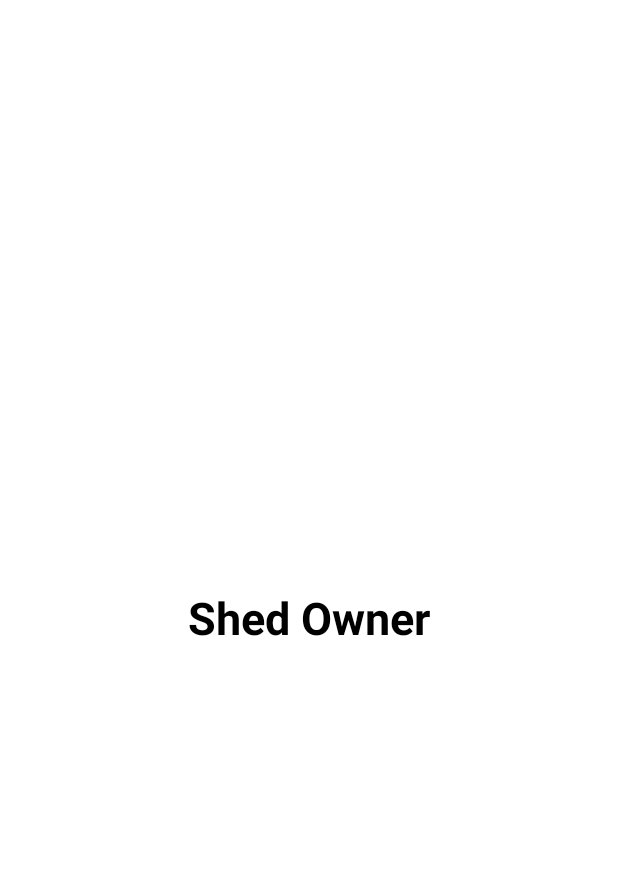
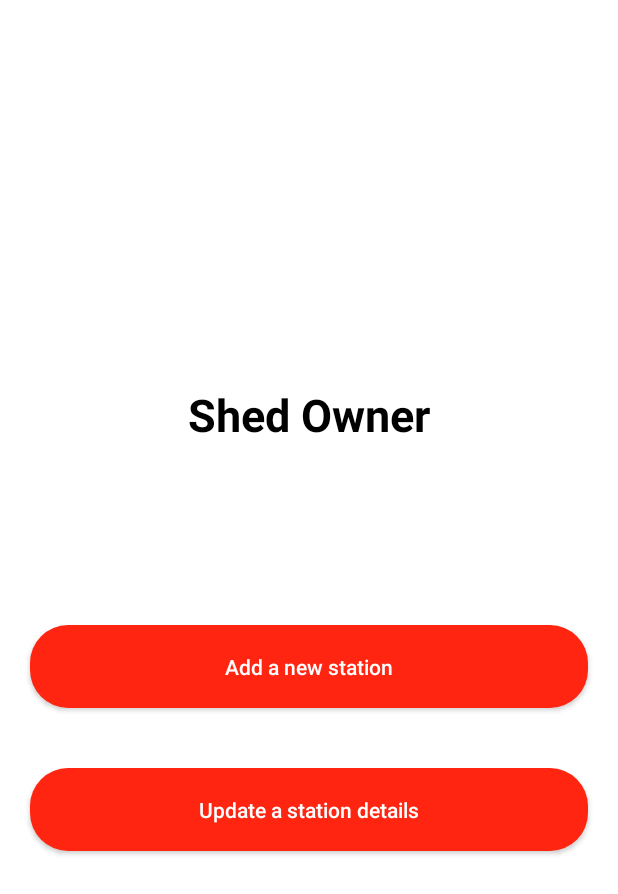
Before and after one commit to Agasthi98/StationAppFrontend, an Android app: the ShedOwnerActivity screen opened directly, with no data from a screen before it, on a phone screen of 412 x 824 dp. Shown: the top 894 px of the screen. Run offline under Robolectric (Android 15) with nearby library versions, the phone set to English and light mode, and no system bars.

Commit message:
add station and update station created

```diff
--- a/app/src/main/java/com/example/fuelapp/Database/DBHandler.java
+++ b/app/src/main/java/com/example/fuelapp/Database/DBHandler.java
@@ -84,7 +84,7 @@ public class DBHandler extends SQLiteOpenHelper {
     //Shed owner login
     public Boolean checkusernamepassword2(String username, String password){
         SQLiteDatabase db = this.getWritableDatabase();
-        Cursor cursor = db.rawQuery("select * from userInfo where username = ? and password = ? and role = 'Shed Owner'", new String[] {username,password});
+        Cursor cursor = db.rawQuery("select * from userInfo where username = ? and password = ? and role = 'ShedOwner'", new String[] {username,password});
         if(cursor.getCount() > 0){
             return true;
         }else
--- a/app/src/main/java/com/example/fuelapp/GetStarted.java
+++ b/app/src/main/java/com/example/fuelapp/GetStarted.java
@@ -21,7 +21,7 @@ public class GetStarted extends AppCompatActivity {
          getStart.setOnClickListener(new View.OnClickListener() {
              @Override
              public void onClick(View view) {
-                 Intent intent = new Intent(getApplicationContext(), LoginActivity.class);
+                 Intent intent = new Intent(getApplicationContext(), SignupActivity.class);
                  startActivity(intent);
              }
          });
--- a/app/src/main/java/com/example/fuelapp/LoginActivity.java
+++ b/app/src/main/java/com/example/fuelapp/LoginActivity.java
@@ -29,6 +29,7 @@ public class LoginActivity extends AppCompatActivity {
         password = (EditText) findViewById(R.id.txtPasswordLogin);
         signIn = (Button) findViewById(R.id.btnSignIn);
         myDB = new DBHandler(this);
+
 
 
         //SignIn
--- a/app/src/main/java/com/example/fuelapp/ShedOwnerActivity.java
+++ b/app/src/main/java/com/example/fuelapp/ShedOwnerActivity.java
@@ -2,13 +2,37 @@ package com.example.fuelapp;
 
 import androidx.appcompat.app.AppCompatActivity;
 
+import android.content.Intent;
 import android.os.Bundle;
+import android.view.View;
+import android.widget.Button;
 
 public class ShedOwnerActivity extends AppCompatActivity {
+
+    Button addAStation, updateAStation;
 
     @Override
     protected void onCreate(Bundle savedInstanceState) {
         super.onCreate(savedInstanceState);
         setContentView(R.layout.activity_shed_owner);
+
+        addAStation = (Button) findViewById(R.id.navigateToAddStation);
+        updateAStation = (Button) findViewById(R.id.navigateToUpdateStation);
+
+        addAStation.setOnClickListener(new View.OnClickListener() {
+            @Override
+            public void onClick(View view) {
+                Intent intent = new Intent(getApplicationContext(), AddStationActivity.class);
+                startActivity(intent);
+            }
+        });
+
+        updateAStation.setOnClickListener(new View.OnClickListener() {
+            @Override
+            public void onClick(View view) {
+                Intent intent = new Intent(getApplicationContext(), AddStationActivity.class);
+                startActivity(intent);
+            }
+        });
     }
 }
--- a/app/src/main/res/layout/activity_shed_owner.xml
+++ b/app/src/main/res/layout/activity_shed_owner.xml
@@ -18,8 +18,31 @@
         android:text="Shed Owner"
         android:textSize="30sp"
         android:textStyle="bold"
+        android:layout_marginBottom="80dp"
         android:textColor="@color/black"
         />
 
+    <androidx.appcompat.widget.AppCompatButton
+        android:id="@+id/navigateToAddStation"
+        android:layout_width="match_parent"
+        android:layout_height="55dp"
+        android:layout_marginStart="20dp"
+        android:layout_marginTop="40dp"
+        android:layout_marginEnd="20dp"
+        android:background="@drawable/rounded_background_red"
+        android:text="Add a new station"
+        android:textAllCaps="false"
+        android:textColor="@color/white" />
+    <androidx.appcompat.widget.AppCompatButton
+        android:id="@+id/navigateToUpdateStation"
+        android:layout_width="match_parent"
+        android:layout_height="55dp"
+        android:layout_marginStart="20dp"
+        android:layout_marginTop="40dp"
+        android:layout_marginEnd="20dp"
+        android:background="@drawable/rounded_background_red"
+        android:text="Update a station details"
+        android:textAllCaps="false"
+        android:textColor="@color/white" />
 
 </LinearLayout>
```
Also changed, not shown: app/src/main/java/com/example/fuelapp/AddStationActivity.java (+17 -15 lines), app/src/main/java/com/example/fuelapp/SignupActivity.java (+13 -8 lines), app/src/main/res/drawable/alreadyhave.xml (added, +7 -0 lines), app/src/main/res/layout/activity_signup.xml (+11 -0 lines), 1 other file.
